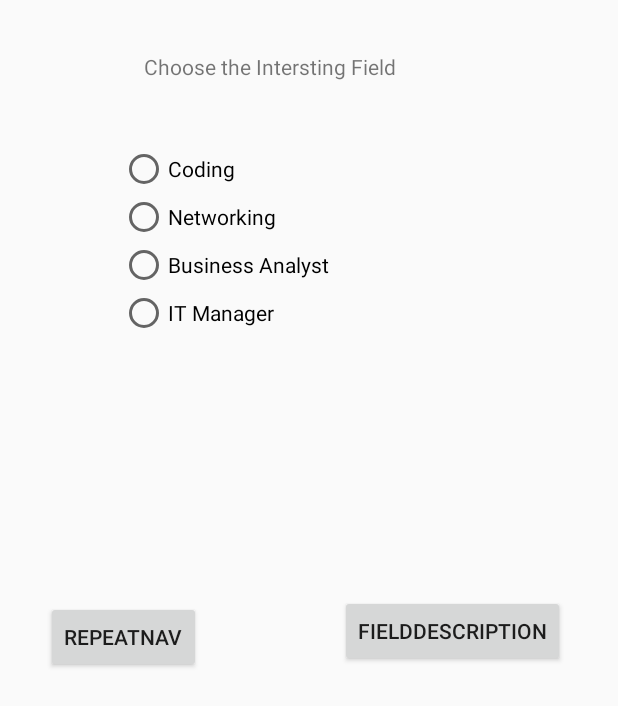
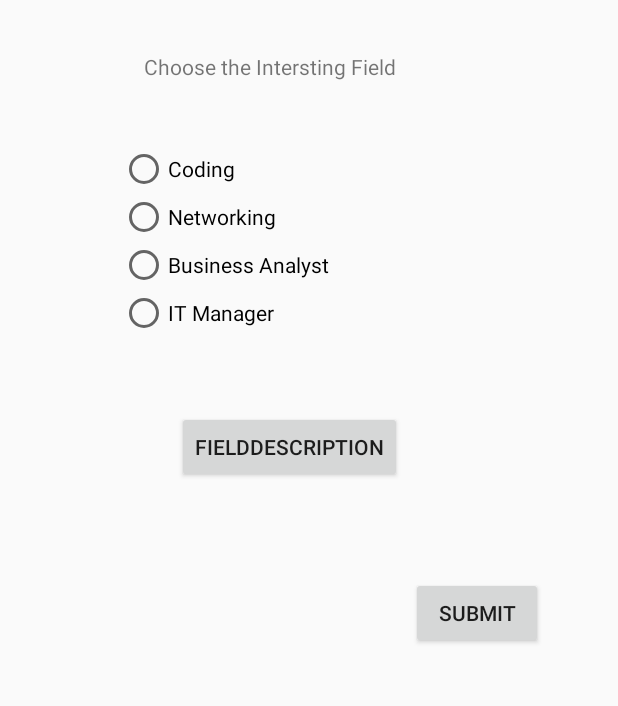
Before and after one commit to jeyamaal/GuidanceApp, an Android app: the InterestingField screen opened directly, with no data from a screen before it, on a phone screen of 412 x 824 dp. Shown: the top 706 px of the screen. Run offline under Robolectric (Android 15) with nearby library versions, the phone set to English and light mode, and no system bars.

Commit message:
Updated Files 04-5-16

```diff
--- a/app/src/main/AndroidManifest.xml
+++ b/app/src/main/AndroidManifest.xml
@@ -40,7 +40,7 @@
 
         <activity android:name=".Feedback"></activity>
 
-        <activity android:name=".Course"></activity>
+        <activity android:name=".CoursePage"></activity>
 
         <activity android:name=".CourseHome"></activity>
 
@@ -53,7 +53,7 @@
 
         <activity android:name=".Faculty"></activity>
 
-        <activity android:name=".Field"></activity>
+        <activity android:name=".InterestingField"></activity>
 
         <activity android:name=".CgpaHome"></activity>
 
@@ -65,6 +65,8 @@
 
         <activity android:name=".courses.YearOne"></activity>
 
+        <activity android:name=".FinalResult"></activity>
+
 
 
 
--- a/app/src/main/java/guidanceapp/jey/com/guidanceapp/CgpaHome.java
+++ b/app/src/main/java/guidanceapp/jey/com/guidanceapp/CgpaHome.java
@@ -3,6 +3,7 @@ package guidanceapp.jey.com.guidanceapp;
 import android.app.Activity;
 import android.content.Intent;
 import android.os.Bundle;
+import android.util.Patterns;
 import android.view.View;
 import android.widget.Button;
 import android.widget.EditText;
@@ -39,7 +40,7 @@ public class CgpaHome extends Activity {
         else{
 
             cgpa.setText("Noooo");
-        }
+          }
 
 
     }
@@ -49,11 +50,16 @@ public class CgpaHome extends Activity {
         intent.putExtra("year",yearSelected);
         startActivity(intent);
 
+
+
+
     }
 
     public void onCGPASubmit(View v){
 
-        Intent intent= new Intent(CgpaHome.this,Field.class);
+        Intent intent= new Intent(CgpaHome.this,Repeat.class);
+        intent.putExtra("year",yearSelected);
+        intent.putExtra("cgpa",cgpa.getText().toString());
         startActivity(intent);
 
 
--- a/app/src/main/java/guidanceapp/jey/com/guidanceapp/CourseHome.java
+++ b/app/src/main/java/guidanceapp/jey/com/guidanceapp/CourseHome.java
@@ -16,9 +16,9 @@ public class CourseHome extends Activity {
         setContentView(R.layout.course_home);
     }
 
-    public void onfacultyNext(View v){
+    public void onfacultyNext (View v){
 
-        Intent intent= new Intent(CourseHome.this,Course.class);
+        Intent intent= new Intent(CourseHome.this,CoursePage.class);
         startActivity(intent);
 
     }
--- a/app/src/main/java/guidanceapp/jey/com/guidanceapp/Field.java
+++ b/app/src/main/java/guidanceapp/jey/com/guidanceapp/InterestingField.java
@@ -4,7 +4,6 @@ import android.app.Activity;
 import android.content.Intent;
 import android.os.Bundle;
 import android.view.View;
-import android.widget.ProgressBar;
 import android.widget.RadioButton;
 import android.widget.RadioGroup;
 import android.widget.Toast;
@@ -12,12 +11,12 @@ import android.widget.Toast;
 /**
  * Created by Jeyamaal on 09-Mar-16.
  */
-public class Field extends Activity {
+public class InterestingField extends Activity {
 
     private RadioGroup radiofield;
     private RadioButton subField;
 
-
+       String yearSelected,cgpa,repeat;
 
 
 
@@ -27,6 +26,28 @@ public class Field extends Activity {
         setContentView(R.layout.intersting_field);
 
         radiofield = (RadioGroup) findViewById(R.id.radioSelectField);
+
+
+
+
+
+        Bundle extras = getIntent().getExtras();
+        if (extras != null) {
+            yearSelected = extras.getString("year");
+            cgpa=extras.getString("cgpa");
+            repeat=extras.getString("repeat");
+
+//get the value based on the key
+        }
+
+        else{
+
+            System.out.println("Hii");
+        }
+
+
+
+
 
 
 
@@ -41,8 +62,7 @@ public class Field extends Activity {
 
     public void addListenerOnButton() {
 
-
-        radiofield.setOnClickListener(new View.OnClickListener() {
+      radiofield.setOnClickListener(new View.OnClickListener() {
 
             @Override
             public void onClick(View v) {
@@ -59,24 +79,29 @@ public class Field extends Activity {
             }
 
         });
-
-    }
+}
 
     public void onFieldDescription (View v){
 
 
 
 
-        Intent intent= new Intent(Field.this,JobDescription.class);
+        Intent intent= new Intent(InterestingField.this,JobDescription.class);
         startActivity(intent);
         overridePendingTransition(R.animator.pull_in_right, R.animator.push_out_left);
 
 
     }
 
-    public void onRepeatNav(View view){
+    public void onFinalSubmit(View view){
 
-        Intent intent= new Intent(Field.this,Repeat.class);
+      //  Intent intent= new Intent(InterestingField.this,CoursePage.class);
+
+        Intent intent= new Intent(InterestingField.this,FinalResult.class);
+        intent.putExtra("year",yearSelected);
+        intent.putExtra("cgpa",cgpa);
+        intent.putExtra("repeat",repeat);
+        intent.putExtra("interest",subField.getText().toString());
         startActivity(intent);
         overridePendingTransition(R.animator.pull_in_right, R.animator.push_out_left);
 
--- a/app/src/main/java/guidanceapp/jey/com/guidanceapp/courses/YearOne.java
+++ b/app/src/main/java/guidanceapp/jey/com/guidanceapp/courses/YearOne.java
@@ -1,6 +1,7 @@
 package guidanceapp.jey.com.guidanceapp.courses;
 
 import android.app.Activity;
+import android.content.pm.ActivityInfo;
 import android.os.Bundle;
 import  guidanceapp.jey.com.guidanceapp.R;
 import  guidanceapp.*;
@@ -13,5 +14,8 @@ public class YearOne extends Activity {
     protected void onCreate(Bundle savedInstanceState) {
         super.onCreate(savedInstanceState);
         setContentView(R.layout.yearone_page);
+
+        // automatically to landscape mode
+        setRequestedOrientation(ActivityInfo.SCREEN_ORIENTATION_LANDSCAPE);
     }
 }
--- a/app/src/main/res/layout/cgpa_calculator.xml
+++ b/app/src/main/res/layout/cgpa_calculator.xml
@@ -122,7 +122,7 @@
             android:layout_alignStart="@+id/txt_3rd" />
     </RelativeLayout>
 
-    <Button
+     <Button
         android:layout_width="wrap_content"
         android:layout_height="wrap_content"
         android:text="submit"
--- a/app/src/main/res/layout/cgpa_home.xml
+++ b/app/src/main/res/layout/cgpa_home.xml
@@ -15,7 +15,7 @@
         <Button
             android:layout_width="wrap_content"
             android:layout_height="wrap_content"
-            android:text="Submit"
+            android:text="Next"
             android:id="@+id/btn_submit"
             android:layout_marginLeft="45dp"
             android:layout_marginStart="45dp"
--- a/app/src/main/res/layout/intersting_field.xml
+++ b/app/src/main/res/layout/intersting_field.xml
@@ -61,18 +61,18 @@
         android:layout_height="wrap_content"
         android:text="FieldDescription"
         android:id="@+id/btn_jobDes"
-        android:layout_x="227dp"
-        android:layout_y="397dp"
+        android:layout_x="118dp"
+        android:layout_y="274dp"
         android:onClick="onFieldDescription"/>
 
     <Button
         android:layout_width="wrap_content"
         android:layout_height="wrap_content"
-        android:text="RepeatNav"
-        android:id="@+id/btn_nav_repeat"
-        android:layout_x="31dp"
-        android:layout_y="401dp"
-        android:onClick="onRepeatNav"/>
+        android:text="Submit"
+        android:id="@+id/btn_FinalSubmit"
+        android:layout_x="274dp"
+        android:layout_y="385dp"
+        android:onClick="onFinalSubmit"/>
 
 
 </AbsoluteLayout>
```
Also changed, not shown: app/src/main/java/guidanceapp/jey/com/guidanceapp/CoursePage.java (renamed from app/src/main/java/guidanceapp/jey/com/guidanceapp/Course.java, +4 -7 lines), app/src/main/java/guidanceapp/jey/com/guidanceapp/FinalResult.java (added, +119 -0 lines), app/src/main/java/guidanceapp/jey/com/guidanceapp/JobDescription.java (added, +76 -0 lines), app/src/main/java/guidanceapp/jey/com/guidanceapp/Zoomclass.java (added, +17 -0 lines), app/src/main/res/layout/final_result.xml (added, +12 -0 lines), app/src/main/res/layout/yearone_page.xml (+14 -4 lines).
